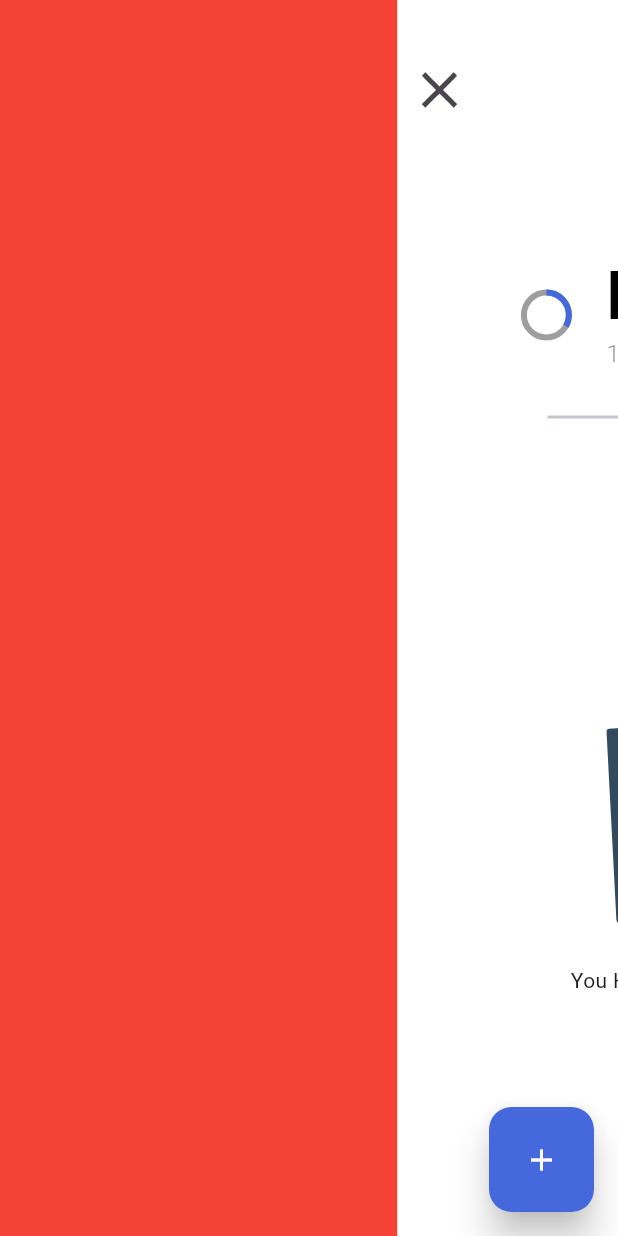
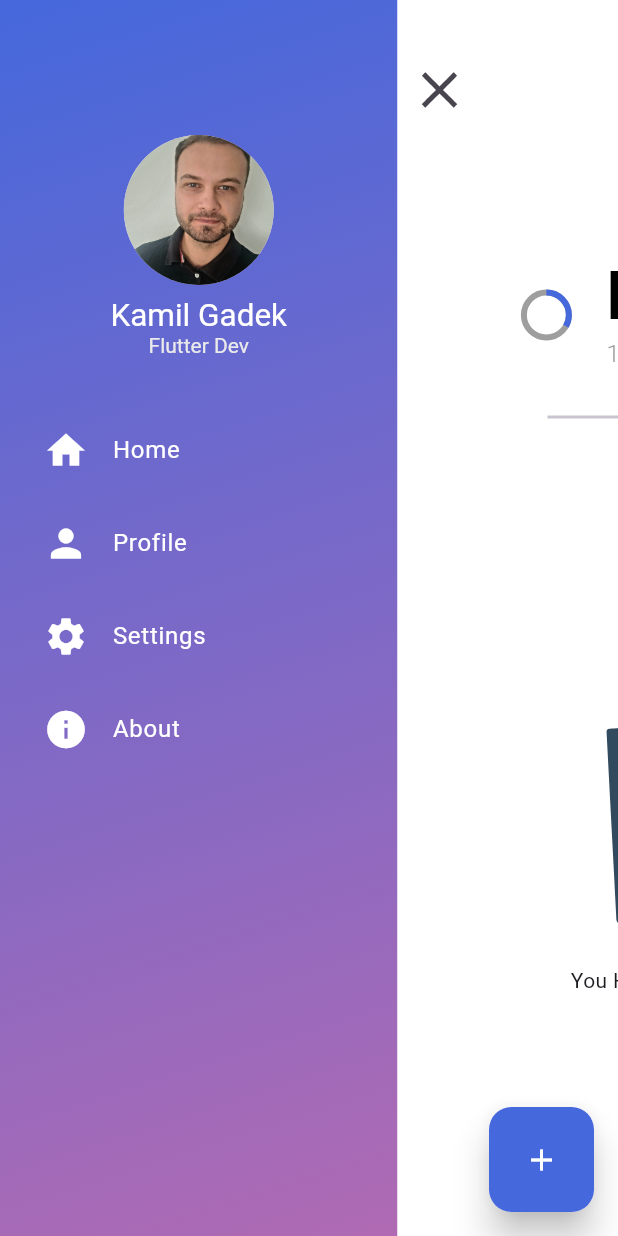
Before and after one commit to kamilgadek/task_app, a Flutter app: the screen it shows after launch, after a tap on the "delete" icon, on a phone screen of 412 x 824 dp. Run offline on Flutter 3.47's test engine with Material 3 defaults, Android fonts, the phone set to English and light mode, and no system bars; drawn by our look-alikes of flutter_slider_drawer; our stand-ins replace animate_do, lottie.

```diff
--- a/lib/main.dart
+++ b/lib/main.dart
@@ -1,5 +1,6 @@
 import 'package:flutter/material.dart';
 import 'package:task_app/views/home/home_view.dart';
+import 'package:task_app/views/tasks/task_view.dart';
 
 void main() {
   runApp(const MyApp());
@@ -54,7 +55,8 @@ class MyApp extends StatelessWidget {
         ),
       ),
       ),
-      home: const HomeView(),
+     home: const HomeView(),
+
     );
   }
 }
--- /dev/null
+++ b/lib/views/home/components/slider_drawer.dart
@@ -0,0 +1,80 @@
+import 'dart:math';
+
+import 'package:flutter/material.dart';
+import 'package:task_app/utils/app_colors.dart';
+
+class CustomDrawer extends StatelessWidget {
+  CustomDrawer({super.key});
+
+  final List<IconData> icon = [
+    Icons.home,
+    Icons.person,
+    Icons.settings,
+    Icons.info,
+  ];
+
+  final List<String> texts = [
+    "Home",
+    "Profile",
+    "Settings",
+    "About",
+  ];
+
+  @override
+  Widget build(BuildContext context) {
+    var textTheme = Theme.of(context).textTheme;
+    return Container(
+      padding: const EdgeInsets.symmetric(vertical: 90),
+      decoration: const BoxDecoration(
+        gradient: LinearGradient(
+          colors: AppColors.primaryGradientColor,
+          begin: Alignment.topLeft,
+          end: Alignment.bottomRight,
+        ),
+      ),
+      child: Column(
+        children: [
+          CircleAvatar(
+            radius: 50,
+            backgroundImage: AssetImage('assets/img/foto.png'),
+          ),
+          SizedBox(
+            height: 8,
+          ),
+          Text('Kamil Gadek', style: textTheme.displayMedium),
+          Text('Flutter Dev', style: textTheme.displaySmall),
+          Container(
+            margin: const EdgeInsets.symmetric(vertical: 30, horizontal: 10),
+            width: double.infinity,
+            height: 300,
+            child: ListView.builder(
+                itemCount: icon.length,
+                itemBuilder: (BuildContext context, int index) {
+                  return InkWell(
+                    onTap: () {
+
+                    },
+                    child: Container(
+                      margin: const EdgeInsets.all(3),
+                      child: ListTile(
+                        leading: Icon(
+                          icon[index],
+                          color: Colors.white,
+                          size: 30,
+                        ),
+                        title: Text(
+                          texts[index],
+                          style: const TextStyle(
+                            color: Colors.white,
+                          ),
+                        ),
+                      ),
+                    ),
+                  );
+                }),
+          ),
+        ],
+      ),
+    );
+  }
+}
--- a/lib/views/home/home_view.dart
+++ b/lib/views/home/home_view.dart
@@ -4,6 +4,7 @@ import 'package:task_app/utils/app_colors.dart';
 import 'package:task_app/utils/app_str.dart';
 import 'package:task_app/utils/constants.dart';
 import 'package:task_app/views/home/components/home_app_bar.dart';
+import 'package:task_app/views/home/components/slider_drawer.dart';
 import 'package:task_app/views/home/widget/task_widget.dart';
 import 'components/floating_action_button.dart';
 import 'package:lottie/lottie.dart';
@@ -36,9 +37,7 @@ class _HomeViewState extends State<HomeView> {
           isDraggable: false,
           animationDuration: 1000,
         // Drawer
-        slider: Container(
-          color: Colors.red,
-        ),
+        slider: CustomDrawer(),
 
         appBar:  HomeAppBar(drawerKey: drawerKey,),
 
```
Also changed, not shown: lib/views/home/components/floating_action_button.dart (+8 -1 lines), lib/views/tasks/task_view.dart (added, +18 -0 lines), lib/views/tasks/widget/task_view_app_bar.dart (added, +35 -0 lines), assets/img/foto.png (added).
